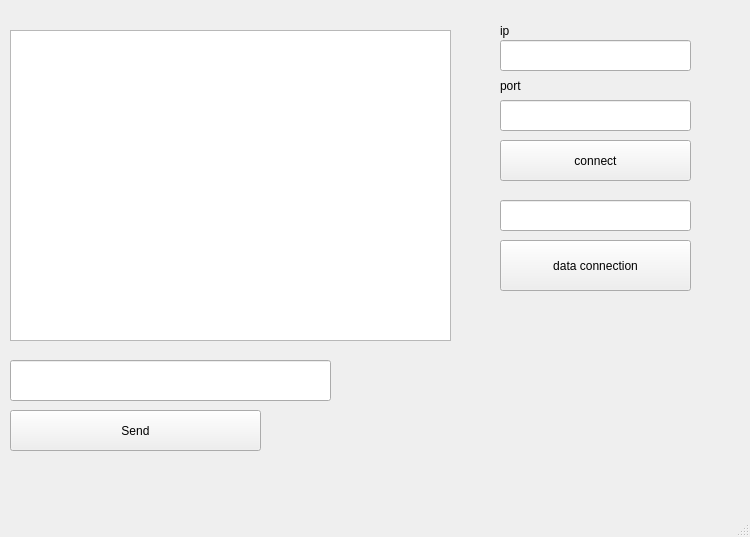
First picture: the form in interface/interface/mainwindow.ui, repository knyazevmaksim/ftp-client, before the edit.
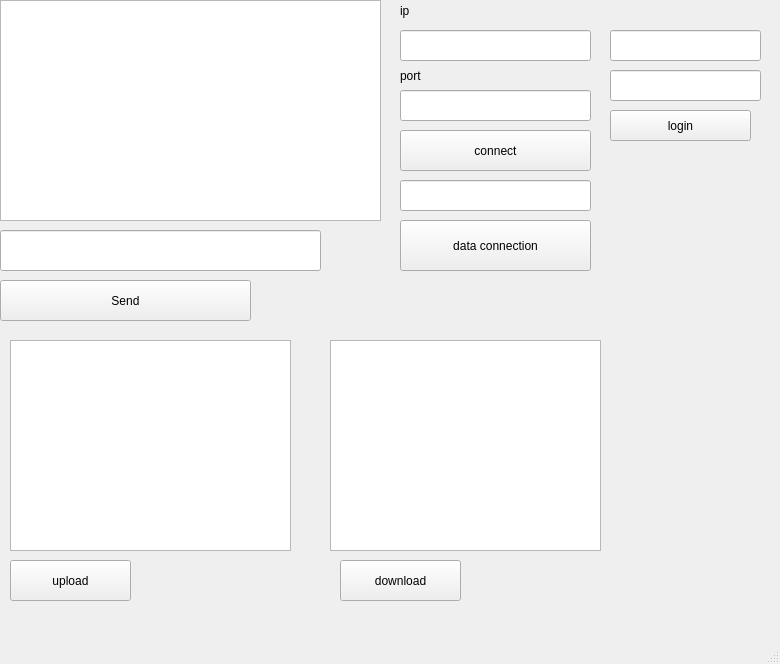
Second picture: the form after the edit.

What changed in the file:
```diff
--- a/interface/interface/mainwindow.ui
+++ b/interface/interface/mainwindow.ui
@@ -6,8 +6,8 @@
    <rect>
     <x>0</x>
     <y>0</y>
-    <width>750</width>
-    <height>537</height>
+    <width>780</width>
+    <height>664</height>
    </rect>
   </property>
   <property name="windowTitle">
@@ -17,18 +17,18 @@
    <widget class="QTextBrowser" name="textBrowser">
     <property name="geometry">
      <rect>
-      <x>10</x>
-      <y>30</y>
-      <width>441</width>
-      <height>311</height>
+      <x>0</x>
+      <y>0</y>
+      <width>381</width>
+      <height>221</height>
      </rect>
     </property>
    </widget>
    <widget class="QPushButton" name="pushButton">
     <property name="geometry">
      <rect>
-      <x>10</x>
-      <y>410</y>
+      <x>0</x>
+      <y>280</y>
       <width>251</width>
       <height>41</height>
      </rect>
@@ -40,8 +40,8 @@
    <widget class="QPushButton" name="pushButton_2">
     <property name="geometry">
      <rect>
-      <x>500</x>
-      <y>140</y>
+      <x>400</x>
+      <y>130</y>
       <width>191</width>
       <height>41</height>
      </rect>
@@ -53,8 +53,8 @@
    <widget class="QLineEdit" name="lineEdit">
     <property name="geometry">
      <rect>
-      <x>500</x>
-      <y>40</y>
+      <x>400</x>
+      <y>30</y>
       <width>191</width>
       <height>31</height>
      </rect>
@@ -63,8 +63,8 @@
    <widget class="QLineEdit" name="lineEdit_2">
     <property name="geometry">
      <rect>
-      <x>500</x>
-      <y>100</y>
+      <x>400</x>
+      <y>90</y>
       <width>191</width>
       <height>31</height>
      </rect>
@@ -73,8 +73,8 @@
    <widget class="QLineEdit" name="lineEdit_3">
     <property name="geometry">
      <rect>
-      <x>10</x>
-      <y>360</y>
+      <x>0</x>
+      <y>230</y>
       <width>321</width>
       <height>41</height>
      </rect>
@@ -83,8 +83,8 @@
    <widget class="QLabel" name="label">
     <property name="geometry">
      <rect>
-      <x>500</x>
-      <y>20</y>
+      <x>400</x>
+      <y>0</y>
       <width>201</width>
       <height>21</height>
      </rect>
@@ -96,8 +96,8 @@
    <widget class="QLabel" name="label_2">
     <property name="geometry">
      <rect>
-      <x>500</x>
-      <y>70</y>
+      <x>400</x>
+      <y>60</y>
       <width>171</width>
       <height>31</height>
      </rect>
@@ -109,8 +109,8 @@
    <widget class="QPushButton" name="pushButton_3">
     <property name="geometry">
      <rect>
-      <x>500</x>
-      <y>240</y>
+      <x>400</x>
+      <y>220</y>
       <width>191</width>
       <height>51</height>
      </rect>
@@ -122,13 +122,92 @@
    <widget class="QLineEdit" name="lineEdit_4">
     <property name="geometry">
      <rect>
-      <x>500</x>
-      <y>200</y>
+      <x>400</x>
+      <y>180</y>
       <width>191</width>
       <height>31</height>
      </rect>
     </property>
    </widget>
+   <widget class="QListWidget" name="listWidget">
+    <property name="geometry">
+     <rect>
+      <x>10</x>
+      <y>340</y>
+      <width>281</width>
+      <height>211</height>
+     </rect>
+    </property>
+   </widget>
+   <widget class="QListWidget" name="listWidget_2">
+    <property name="geometry">
+     <rect>
+      <x>330</x>
+      <y>340</y>
+      <width>271</width>
+      <height>211</height>
+     </rect>
+    </property>
+   </widget>
+   <widget class="QPushButton" name="pushButton_4">
+    <property name="geometry">
+     <rect>
+      <x>340</x>
+      <y>560</y>
+      <width>121</width>
+      <height>41</height>
+     </rect>
+    </property>
+    <property name="text">
+     <string>download</string>
+    </property>
+   </widget>
+   <widget class="QPushButton" name="pushButton_5">
+    <property name="geometry">
+     <rect>
+      <x>10</x>
+      <y>560</y>
+      <width>121</width>
+      <height>41</height>
+     </rect>
+    </property>
+    <property name="text">
+     <string>upload</string>
+    </property>
+   </widget>
+   <widget class="QPushButton" name="pushButton_6">
+    <property name="geometry">
+     <rect>
+      <x>610</x>
+      <y>110</y>
+      <width>141</width>
+      <height>31</height>
+     </rect>
+    </property>
+    <property name="text">
+     <string>login</string>
+    </property>
+   </widget>
+   <widget class="QLineEdit" name="lineEdit_5">
+    <property name="geometry">
+     <rect>
+      <x>610</x>
+      <y>30</y>
+      <width>151</width>
+      <height>31</height>
+     </rect>
+    </property>
+   </widget>
+   <widget class="QLineEdit" name="lineEdit_6">
+    <property name="geometry">
+     <rect>
+      <x>610</x>
+      <y>70</y>
+      <width>151</width>
+      <height>31</height>
+     </rect>
+    </property>
+   </widget>
   </widget>
   <widget class="QMenuBar" name="menubar">
    <property name="geometry">
```
Left out of the diff: 2 changed lines with no effect on the pictures.
